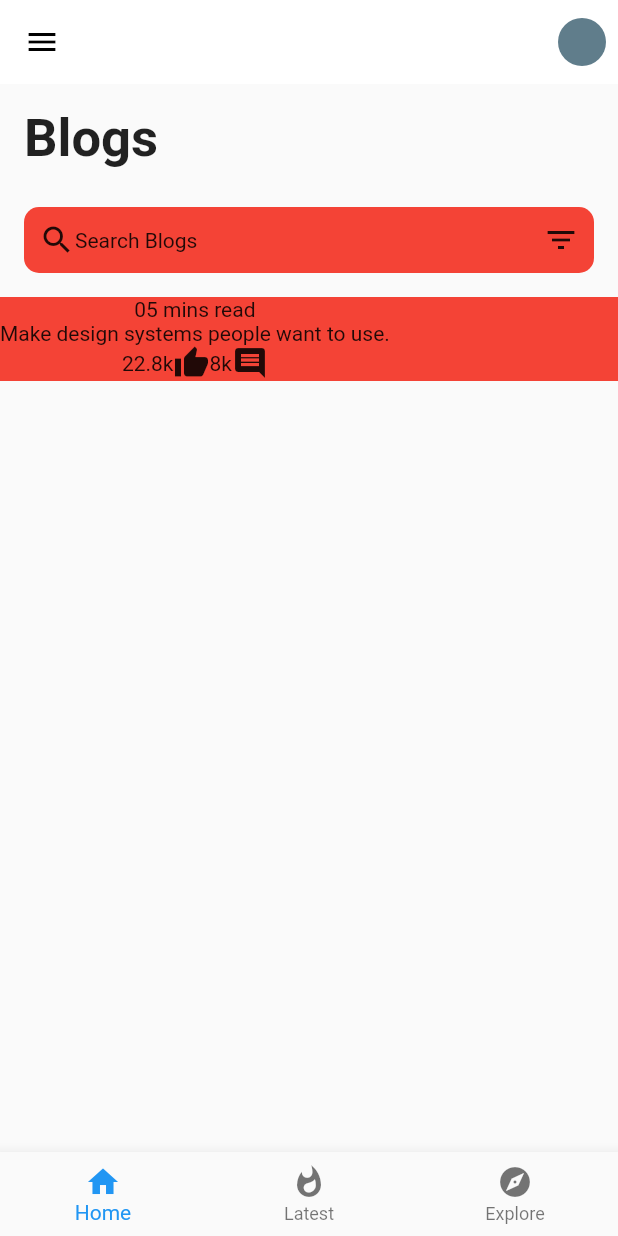
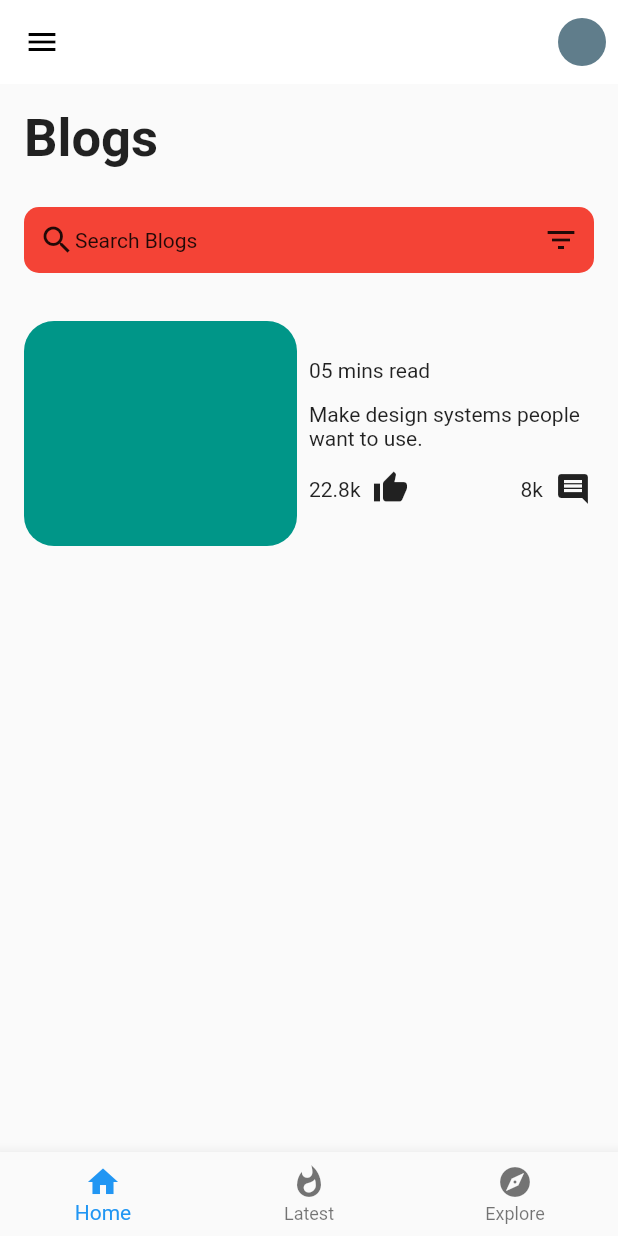
Before and after one commit to cyblogerz/Incologger, a Flutter app: the screen it shows after launch, on a phone screen of 412 x 824 dp. Run offline on Flutter 3.47's test engine with Material 2 defaults, Android fonts, the phone set to English and light mode, and no system bars.

Commit message:
Updated Blog element

```diff
--- a/lib/components/blog_element.dart
+++ b/lib/components/blog_element.dart
@@ -7,38 +7,65 @@ class BlogElement extends StatelessWidget {
 
   @override
   Widget build(BuildContext context) {
-    return Container(
-      decoration: BoxDecoration(
-        color: Colors.red,
+    return Padding(
+      padding: const EdgeInsets.all(8.0),
+      child: Row(
+        children: <Widget>[
+          Expanded(
+            child: Padding(
+              padding: const EdgeInsets.all(8.0),
+              child: Container(
+                 height: 150,
+                width:100,
+                decoration: BoxDecoration(color: Colors.teal,
+                borderRadius: BorderRadius.circular(20)
+
+                ),
+
+              ),
+            ),
+          ),
+        Expanded(
+          child: Container(
+            height: 100,
+            child: Column(
+              crossAxisAlignment: CrossAxisAlignment.start,
+              mainAxisAlignment: MainAxisAlignment.spaceBetween,
 
 
-      ),
-      child: Row(
-        children: <Widget>[
-          Container(
-            decoration: BoxDecoration(color: Colors.white),
-          ),
-        Container(
-          child: Column(
               children: <Widget>[
                 Text("05 mins read"),
+
                 Text("Make design systems people want to use."),
+                Padding(
+                  padding: const EdgeInsets.only(right:10.0),
+                  child: Row(
+                    mainAxisAlignment: MainAxisAlignment.spaceBetween,
+                    children: <Widget>[
                       Row(
+
                         children: <Widget>[
-                  Container(child:Row(children: <Widget>[
                         Text("22.8k"),
-                    Icon(Icons.thumb_up)
-                  ],)),
-                  Container(child:Row(children: <Widget>[
+                        Padding(
+                          padding: const EdgeInsets.only(left:8.0,bottom: 2.0),
+                          child: Icon(Icons.thumb_up),
+                        )
+                      ],),
+                      Row(children: <Widget>[
                         Text("8k"),
-                    Icon(Icons.comment)
-                  ],)),
+                        Padding(
+                          padding: const EdgeInsets.only(left:8.0),
+                          child: Icon(Icons.comment),
+                        ),
+
+                      ],),
 
                     ],
                   ),
+                ),
               ],
             ),
-
+          ),
         ),
         ],
       ),
```
Lines whose indentation alone changed are shown as unchanged.
